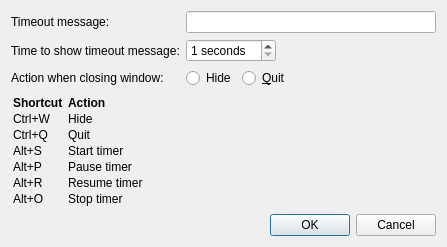
This is settingswidget.ui in Granddave/Stretch-timer as Qt 5 draws it before an edit. The edited form follows.
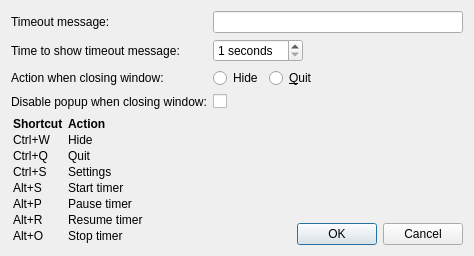
This is the edited form.

Commit message: Added option to disable hide message

What changed in the file:
```diff
--- a/settingswidget.ui
+++ b/settingswidget.ui
@@ -27,7 +27,17 @@
   </property>
   <layout class="QGridLayout" name="gridLayout">
    <item row="0" column="0">
-    <layout class="QGridLayout" name="gridLayout_2">
+    <layout class="QFormLayout" name="formLayout">
+     <item row="0" column="0">
+      <widget class="QLabel" name="timeoutMessage_label">
+       <property name="whatsThis">
+        <string>The message in the popup that shows when the timer hits zero.</string>
+       </property>
+       <property name="text">
+        <string>Timeout message:</string>
+       </property>
+      </widget>
+     </item>
      <item row="0" column="1">
       <widget class="QLineEdit" name="timeoutMessagelineEdit">
        <property name="minimumSize">
@@ -57,43 +67,6 @@
        </property>
       </widget>
      </item>
-     <item row="2" column="1">
-      <layout class="QHBoxLayout" name="closeAction_layout">
-       <item>
-        <widget class="QRadioButton" name="hide_radioButton">
-         <property name="whatsThis">
-          <string>What happens when you press the close button on the main window.</string>
-         </property>
-         <property name="text">
-          <string>Hide</string>
-         </property>
-        </widget>
-       </item>
-       <item>
-        <widget class="QRadioButton" name="quit_radioButton">
-         <property name="whatsThis">
-          <string>What happens when you press the close button on the main window.</string>
-         </property>
-         <property name="text">
-          <string>&amp;Quit</string>
-         </property>
-        </widget>
-       </item>
-       <item>
-        <spacer name="horizontalSpacer">
-         <property name="orientation">
-          <enum>Qt::Horizontal</enum>
-         </property>
-         <property name="sizeHint" stdset="0">
-          <size>
-           <width>40</width>
-           <height>20</height>
-          </size>
-         </property>
-        </spacer>
-       </item>
-      </layout>
-     </item>
      <item row="1" column="1">
       <widget class="QSpinBox" name="timeToShow_spinBox">
        <property name="maximumSize">
@@ -116,16 +89,6 @@
        </property>
       </widget>
      </item>
-     <item row="0" column="0">
-      <widget class="QLabel" name="timeoutMessage_label">
-       <property name="whatsThis">
-        <string>The message in the popup that shows when the timer hits zero.</string>
-       </property>
-       <property name="text">
-        <string>Timeout message:</string>
-       </property>
-      </widget>
-     </item>
      <item row="2" column="0">
       <widget class="QLabel" name="closeAction_label">
        <property name="whatsThis">
@@ -136,27 +99,121 @@
        </property>
       </widget>
      </item>
+     <item row="2" column="1">
+      <layout class="QHBoxLayout" name="closeAction_layout">
+       <item>
+        <widget class="QRadioButton" name="hide_radioButton">
+         <property name="whatsThis">
+          <string>What happens when you press the close button on the main window.</string>
+         </property>
+         <property name="text">
+          <string>Hide</string>
+         </property>
+        </widget>
+       </item>
+       <item>
+        <widget class="QRadioButton" name="quit_radioButton">
+         <property name="whatsThis">
+          <string>What happens when you press the close button on the main window.</string>
+         </property>
+         <property name="text">
+          <string>&amp;Quit</string>
+         </property>
+        </widget>
+       </item>
+       <item>
+        <spacer name="horizontalSpacer">
+         <property name="orientation">
+          <enum>Qt::Horizontal</enum>
+         </property>
+         <property name="sizeHint" stdset="0">
+          <size>
+           <width>40</width>
+           <height>20</height>
+          </size>
+         </property>
+        </spacer>
+       </item>
+      </layout>
+     </item>
+     <item row="3" column="0">
+      <widget class="QLabel" name="disablePopup_label">
+       <property name="whatsThis">
+        <string>If unchecked, a popup will appear saying that the program is still running.</string>
+       </property>
+       <property name="text">
+        <string>Disable popup when closing window:</string>
+       </property>
+      </widget>
+     </item>
+     <item row="3" column="1">
+      <widget class="QCheckBox" name="disablePopup_checkBox">
+       <property name="whatsThis">
+        <string>If unchecked, a popup will appear saying that the program is still running.</string>
+       </property>
+       <property name="text">
+        <string/>
+       </property>
+      </widget>
+     </item>
     </layout>
    </item>
-   <item row="2" column="0">
-    <widget class="QDialogButtonBox" name="buttonBox">
-     <property name="orientation">
-      <enum>Qt::Horizontal</enum>
-     </property>
-     <property name="standardButtons">
-      <set>QDialogButtonBox::Cancel|QDialogButtonBox::Ok</set>
-     </property>
-    </widget>
-   </item>
    <item row="1" column="0">
-    <widget class="QLabel" name="shortcut_label">
-     <property name="text">
-      <string>&lt;html&gt;&lt;head/&gt;&lt;body&gt;&lt;table border=&quot;0&quot; style=&quot; margin-top:0px; margin-bottom:0px; margin-left:0px; margin-right:0px;&quot; cellspacing=&quot;2&quot; cellpadding=&quot;0&quot;&gt;&lt;tr&gt;&lt;td&gt;&lt;p&gt;&lt;span style=&quot; font-weight:600;&quot;&gt;Shortcut     &lt;/span&gt;&lt;/p&gt;&lt;/td&gt;&lt;td&gt;&lt;p&gt;&lt;span style=&quot; font-weight:600;&quot;&gt;Action&lt;/span&gt;&lt;/p&gt;&lt;/td&gt;&lt;/tr&gt;&lt;tr&gt;&lt;td&gt;&lt;p&gt;Ctrl+W&lt;/p&gt;&lt;/td&gt;&lt;td&gt;&lt;p&gt;Hide&lt;/p&gt;&lt;/td&gt;&lt;/tr&gt;&lt;tr&gt;&lt;td&gt;&lt;p&gt;Ctrl+Q&lt;/p&gt;&lt;/td&gt;&lt;td&gt;&lt;p&gt;Quit&lt;/p&gt;&lt;/td&gt;&lt;/tr&gt;&lt;tr&gt;&lt;td&gt;&lt;p&gt;Alt+S&lt;/p&gt;&lt;/td&gt;&lt;td&gt;&lt;p&gt;Start timer&lt;/p&gt;&lt;/td&gt;&lt;/tr&gt;&lt;tr&gt;&lt;td&gt;&lt;p&gt;Alt+P&lt;/p&gt;&lt;/td&gt;&lt;td&gt;&lt;p&gt;Pause timer&lt;/p&gt;&lt;/td&gt;&lt;/tr&gt;&lt;tr&gt;&lt;td&gt;&lt;p&gt;Alt+R&lt;/p&gt;&lt;/td&gt;&lt;td&gt;&lt;p&gt;Resume timer&lt;/p&gt;&lt;/td&gt;&lt;/tr&gt;&lt;tr&gt;&lt;td&gt;&lt;p&gt;Alt+O&lt;/p&gt;&lt;/td&gt;&lt;td&gt;&lt;p&gt;Stop timer&lt;/p&gt;&lt;/td&gt;&lt;/tr&gt;&lt;/table&gt;&lt;/body&gt;&lt;/html&gt;</string>
-     </property>
-     <property name="indent">
-      <number>0</number>
-     </property>
-    </widget>
+    <layout class="QHBoxLayout" name="horizontalLayout">
+     <item>
+      <widget class="QLabel" name="shortcut_label">
+       <property name="text">
+        <string>&lt;html&gt;&lt;head/&gt;&lt;body&gt;&lt;table border=&quot;0&quot; style=&quot; margin-top:0px; margin-bottom:0px; margin-left:0px; margin-right:0px;&quot; cellspacing=&quot;2&quot; cellpadding=&quot;0&quot;&gt;&lt;tr&gt;&lt;td&gt;&lt;p&gt;&lt;span style=&quot; font-weight:600;&quot;&gt;Shortcut     &lt;/span&gt;&lt;/p&gt;&lt;/td&gt;
+&lt;td&gt;&lt;p&gt;&lt;span style=&quot; font-weight:600;&quot;&gt;Action&lt;/span&gt;&lt;/p&gt;&lt;/td&gt;&lt;/tr&gt;
+&lt;tr&gt;&lt;td&gt;&lt;p&gt;Ctrl+W&lt;/p&gt;&lt;/td&gt;&lt;td&gt;&lt;p&gt;Hide&lt;/p&gt;&lt;/td&gt;&lt;/tr&gt;
+&lt;tr&gt;&lt;td&gt;&lt;p&gt;Ctrl+Q&lt;/p&gt;&lt;/td&gt;&lt;td&gt;&lt;p&gt;Quit&lt;/p&gt;&lt;/td&gt;&lt;/tr&gt;
+&lt;tr&gt;&lt;td&gt;&lt;p&gt;Ctrl+S&lt;/p&gt;&lt;/td&gt;&lt;td&gt;&lt;p&gt;Settings&lt;/p&gt;&lt;/td&gt;&lt;/tr&gt;
+&lt;tr&gt;&lt;td&gt;&lt;p&gt;Alt+S&lt;/p&gt;&lt;/td&gt;&lt;td&gt;&lt;p&gt;Start timer&lt;/p&gt;&lt;/td&gt;&lt;/tr&gt;
+&lt;tr&gt;&lt;td&gt;&lt;p&gt;Alt+P&lt;/p&gt;&lt;/td&gt;&lt;td&gt;&lt;p&gt;Pause timer&lt;/p&gt;&lt;/td&gt;&lt;/tr&gt;
+&lt;tr&gt;&lt;td&gt;&lt;p&gt;Alt+R&lt;/p&gt;&lt;/td&gt;&lt;td&gt;&lt;p&gt;Resume timer&lt;/p&gt;&lt;/td&gt;&lt;/tr&gt;
+&lt;tr&gt;&lt;td&gt;&lt;p&gt;Alt+O&lt;/p&gt;&lt;/td&gt;&lt;td&gt;&lt;p&gt;Stop timer&lt;/p&gt;&lt;/td&gt;&lt;/tr&gt;&lt;/table&gt;&lt;/body&gt;&lt;/html&gt;
+
+</string>
+       </property>
+       <property name="indent">
+        <number>0</number>
+       </property>
+      </widget>
+     </item>
+     <item>
+      <layout class="QVBoxLayout" name="verticalLayout">
+       <item>
+        <spacer name="verticalSpacer">
+         <property name="orientation">
+          <enum>Qt::Vertical</enum>
+         </property>
+         <property name="sizeHint" stdset="0">
+          <size>
+           <width>20</width>
+           <height>40</height>
+          </size>
+         </property>
+        </spacer>
+       </item>
+       <item>
+        <widget class="QDialogButtonBox" name="buttonBox">
+         <property name="sizePolicy">
+          <sizepolicy hsizetype="Preferred" vsizetype="Fixed">
+           <horstretch>0</horstretch>
+           <verstretch>0</verstretch>
+          </sizepolicy>
+         </property>
+         <property name="orientation">
+          <enum>Qt::Horizontal</enum>
+         </property>
+         <property name="standardButtons">
+          <set>QDialogButtonBox::Cancel|QDialogButtonBox::Ok</set>
+         </property>
+        </widget>
+       </item>
+      </layout>
+     </item>
+    </layout>
    </item>
   </layout>
  </widget>
```
The commit also changes 3 other files.
